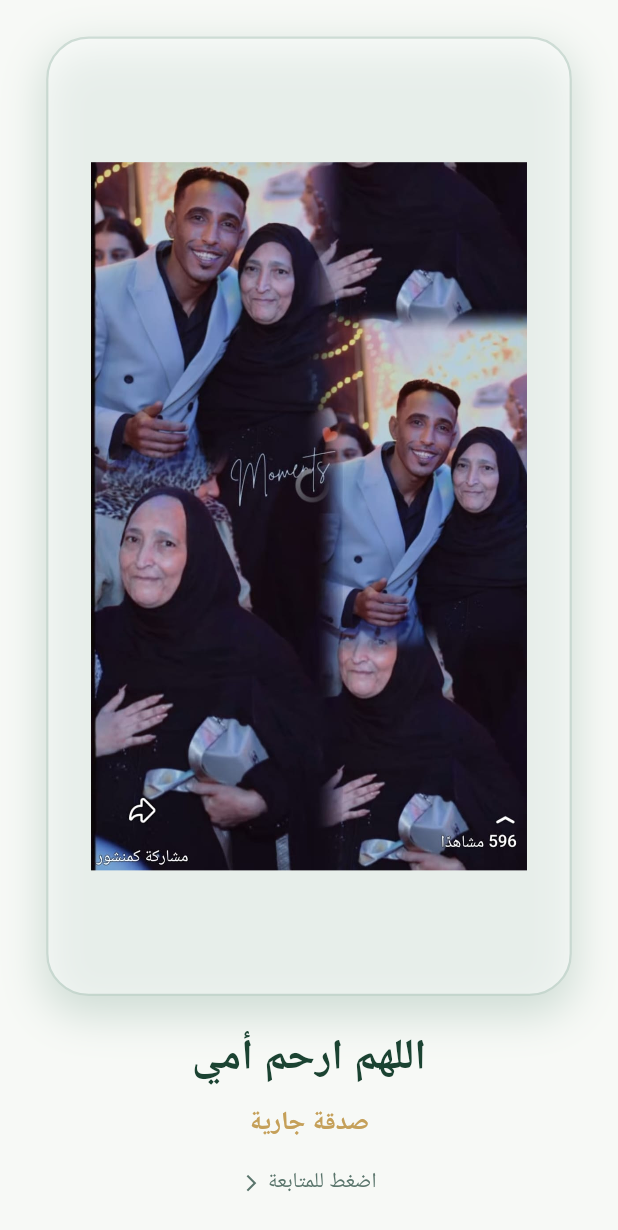
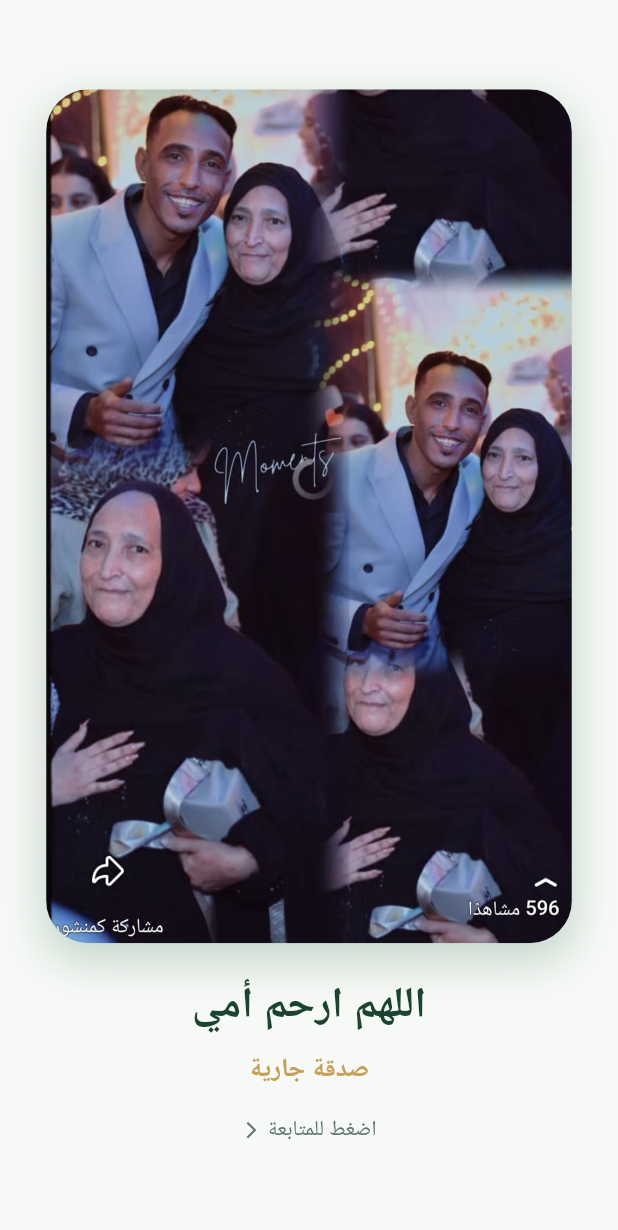
Before and after one commit to MohamedRefky/athkar_alarms, a Flutter app: the SplashScreen screen opened directly, on a phone screen of 412 x 824 dp. Shown: the top 1230 px of the screen. Run offline on Flutter 3.47's test engine with Material 3 defaults, Android fonts, the phone set to English and light mode, and no system bars; our stand-ins replace audioplayers, equatable, file_picker, flutter_bloc, flutter_local_notifications, flutter_screenutil and 6 more; accounts and stored records are empty; Roboto replaces fonts that are missing (Zain).

Commit message:
feat: add settings and splash screens to manage user preferences and app initialization

```diff
--- a/lib/screens/settings_screen.dart
+++ b/lib/screens/settings_screen.dart
@@ -408,7 +408,6 @@ class _SettingsScreenState extends State<SettingsScreen> {
                         Container(
                           height: 140.h,
                           width: double.infinity,
-                          padding: EdgeInsets.all(6.r),
                           decoration: BoxDecoration(
                             borderRadius: BorderRadius.circular(16.r),
                             border: Border.all(
@@ -423,13 +422,15 @@ class _SettingsScreenState extends State<SettingsScreen> {
                                     File(settings.customSplashImagePath!).existsSync()
                                 ? Image.file(
                                     File(settings.customSplashImagePath!),
-                                    fit: BoxFit.contain,
+                                    fit: BoxFit.cover,
                                     width: double.infinity,
+                                    height: double.infinity,
                                   )
                                 : Image.asset(
                                     'assets/image/image.jpeg',
-                                    fit: BoxFit.contain,
+                                    fit: BoxFit.cover,
                                     width: double.infinity,
+                                    height: double.infinity,
                                   ),
                           ),
                         ),
--- a/lib/screens/splash_screen.dart
+++ b/lib/screens/splash_screen.dart
@@ -94,25 +94,19 @@ class _SplashScreenState extends State<SplashScreen>
                 child: Padding(
                   padding: EdgeInsets.symmetric(horizontal: 28.w, vertical: 12.h),
                   child: Column(
+                    mainAxisAlignment: MainAxisAlignment.center,
                     children: [
                       SizedBox(height: 12.h),
-                      // Large Prominent Image Frame
-                      Expanded(
+                      // Prominent Image Frame adapting to image natural aspect ratio
+                      Flexible(
+                        fit: FlexFit.loose,
                         child: Container(
                           width: double.infinity,
-                          padding: EdgeInsets.all(16.r),
                           decoration: BoxDecoration(
-                            color: isDark
-                                ? AppColors.darkSurface.withValues(alpha: 0.5)
-                                : AppColors.surface.withValues(alpha: 0.5),
                             borderRadius: BorderRadius.circular(28.r),
-                            border: Border.all(
-                              color: AppColors.primary.withValues(alpha: 0.2),
-                              width: 1.5,
-                            ),
                             boxShadow: [
                               BoxShadow(
-                                color: AppColors.primary.withValues(alpha: 0.2),
+                                color: AppColors.primary.withValues(alpha: 0.25),
                                 blurRadius: 24.r,
                                 spreadRadius: 2.r,
                                 offset: const Offset(0, 10),
@@ -128,30 +122,27 @@ class _SplashScreenState extends State<SplashScreen>
                                   File(customPath).existsSync();
 
                               return ClipRRect(
-                                borderRadius: BorderRadius.circular(20.r),
-                                child: Padding(
-                                  padding: EdgeInsets.all(12.r),
+                                borderRadius: BorderRadius.circular(28.r),
                                 child: hasCustomFile
                                     ? Image.file(
                                         File(customPath),
-                                          fit: BoxFit.contain,
+                                        fit: BoxFit.fitWidth,
                                         filterQuality: FilterQuality.high,
                                         isAntiAlias: true,
                                         errorBuilder:
                                             (context, error, stackTrace) {
                                           return Image.asset(
                                             'assets/image/image.jpeg',
-                                              fit: BoxFit.contain,
+                                            fit: BoxFit.fitWidth,
                                             filterQuality: FilterQuality.high,
                                           );
                                         },
                                       )
                                     : Image.asset(
                                         'assets/image/image.jpeg',
-                                          fit: BoxFit.contain,
+                                        fit: BoxFit.fitWidth,
                                         filterQuality: FilterQuality.high,
                                         isAntiAlias: true,
-                                        ),
                                       ),
                               );
                             },
```
Lines whose indentation alone changed are shown as unchanged.
